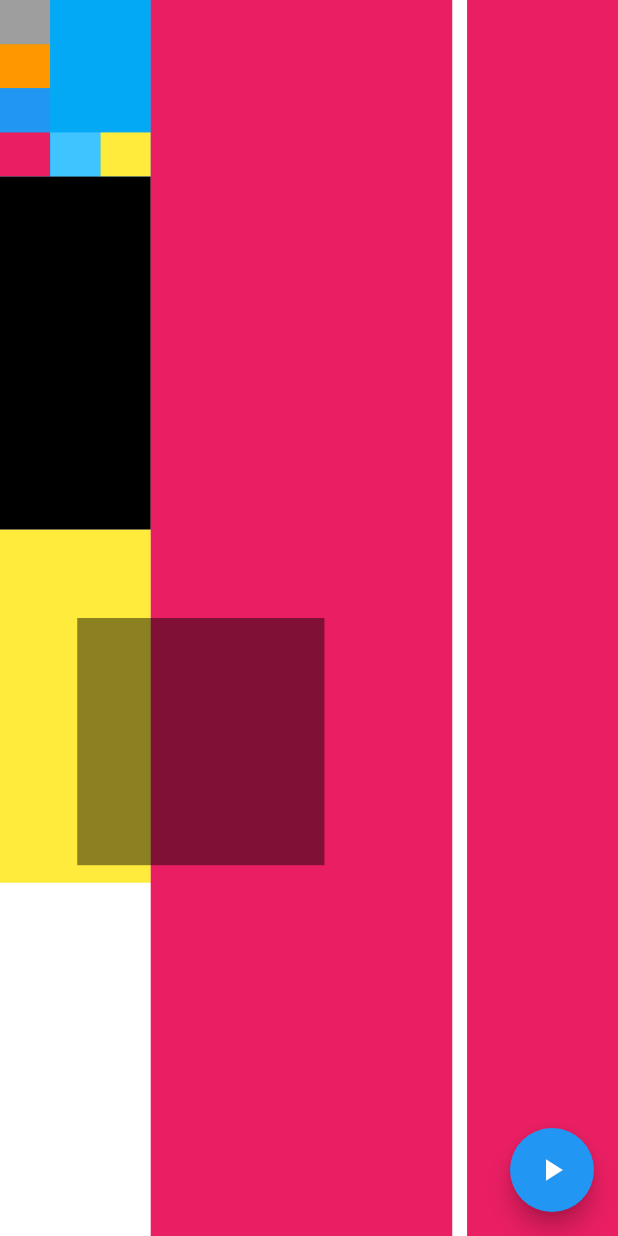
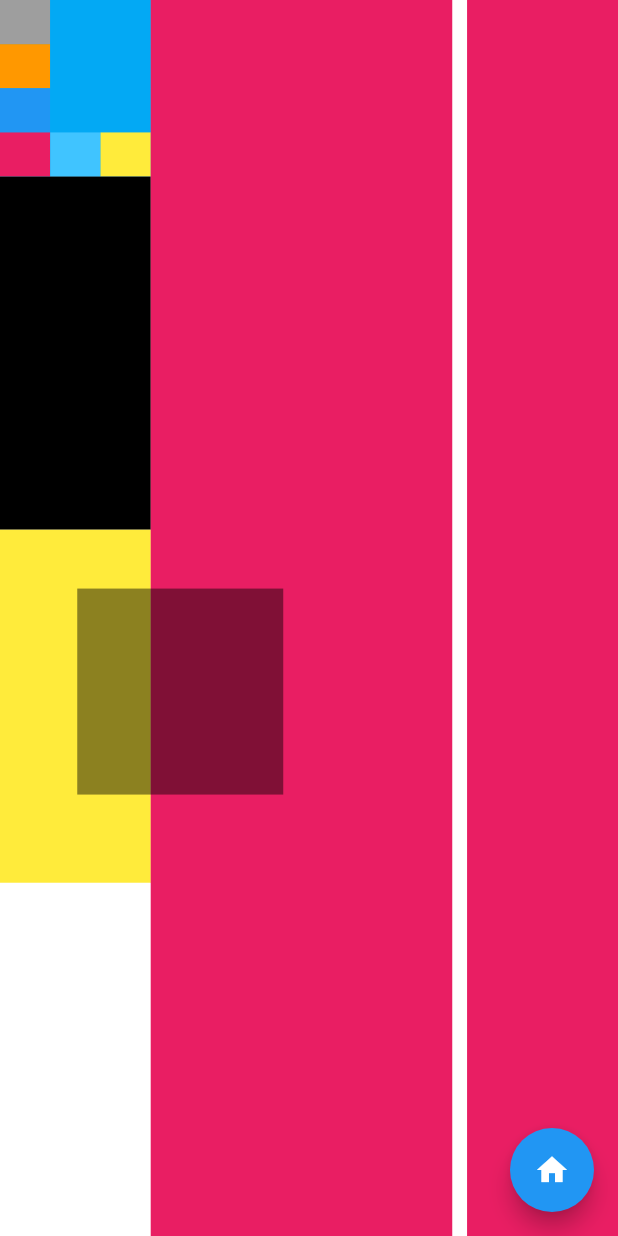
Before and after one commit to mrson88/buoi2_chalenge1, a Flutter app: the screen it shows after launch, on a phone screen of 412 x 824 dp. Run offline on Flutter 3.47's test engine with Material 2 defaults, Android fonts, the phone set to English and light mode, and no system bars.

Commit message:
thay doi ui lan 3

```diff
--- a/lib/main.dart
+++ b/lib/main.dart
@@ -169,10 +169,10 @@ class MyApp extends StatelessWidget {
               ),
               Positioned(
                 left: rong / 8,
-                top: dai / 2,
+                top: dai / 2.1,
                 child: Container(
-                  width: rong / 2.5,
-                  height: dai / 5,
+                  width: rong / 3,
+                  height: dai / 6,
                   color: Colors.black45,
                 ),
               ),
@@ -180,7 +180,7 @@ class MyApp extends StatelessWidget {
           ),
         ),
         floatingActionButton: FloatingActionButton(
-          child: Icon(Icons.play_arrow),
+          child: Icon(Icons.home),
           onPressed: null,
         ),
       ),
```
